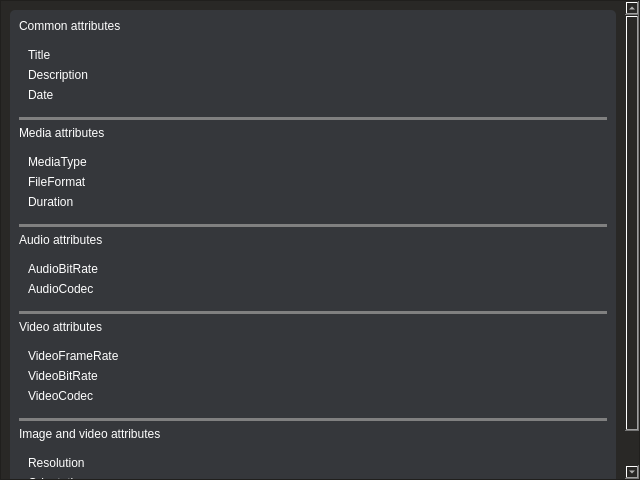
Before: the Qt Designer form infowindow.ui in KemerDev/QtSubMaker, drawn with Qt 5.
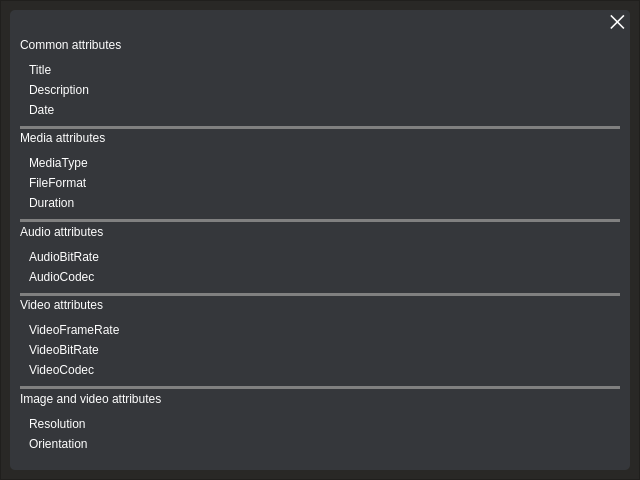
After: the same form once the commit is applied.

The edit to the form file:
```diff
--- a/infowindow.ui
+++ b/infowindow.ui
@@ -61,8 +61,8 @@
      <rect>
       <x>0</x>
       <y>0</y>
-      <width>638</width>
-      <height>478</height>
+      <width>621</width>
+      <height>509</height>
      </rect>
     </property>
     <property name="sizePolicy">
@@ -74,6 +74,12 @@
     <layout class="QVBoxLayout" name="verticalLayout_47">
      <item>
       <widget class="QWidget" name="LayoutContainer" native="true">
+       <property name="sizePolicy">
+        <sizepolicy hsizetype="Preferred" vsizetype="Preferred">
+         <horstretch>0</horstretch>
+         <verstretch>0</verstretch>
+        </sizepolicy>
+       </property>
        <property name="styleSheet">
         <string notr="true">QWidget
 {
@@ -84,10 +90,74 @@
 	border-bottom-right-radius: 5px;
 }</string>
        </property>
-       <layout class="QVBoxLayout" name="verticalLayout_32" stretch="0,0,0,0,0,0,0,0,0,0,0,0,0,0">
+       <layout class="QVBoxLayout" name="verticalLayout_32" stretch="0,0,0,0,0,0,0,0,0,0,0,0,0,0,0">
+        <property name="spacing">
+         <number>0</number>
+        </property>
         <property name="sizeConstraint">
          <enum>QLayout::SetMaximumSize</enum>
         </property>
+        <property name="leftMargin">
+         <number>10</number>
+        </property>
+        <property name="topMargin">
+         <number>0</number>
+        </property>
+        <property name="rightMargin">
+         <number>0</number>
+        </property>
+        <property name="bottomMargin">
+         <number>10</number>
+        </property>
+        <item alignment="Qt::AlignVCenter">
+         <widget class="QPushButton" name="closeInfoWindow">
+          <property name="enabled">
+           <bool>true</bool>
+          </property>
+          <property name="sizePolicy">
+           <sizepolicy hsizetype="Maximum" vsizetype="Fixed">
+            <horstretch>0</horstretch>
+            <verstretch>0</verstretch>
+           </sizepolicy>
+          </property>
+          <property name="maximumSize">
+           <size>
+            <width>16777215</width>
+            <height>16777215</height>
+           </size>
+          </property>
+          <property name="layoutDirection">
+           <enum>Qt::RightToLeft</enum>
+          </property>
+          <property name="styleSheet">
+           <string notr="true">QPushButton
+{
+	width: 25px;
+	height: 25px;
+	font-size: 19px;
+	border-bottom-right-radius: 0px;
+	border-bottom-left-radius: 0px;
+	border-top-left-radius: 0px;
+}
+
+QPushButton:hover
+ {
+	background-color: red;
+}
+
+</string>
+          </property>
+          <property name="text">
+           <string>⨉</string>
+          </property>
+          <property name="iconSize">
+           <size>
+            <width>23</width>
+            <height>23</height>
+           </size>
+          </property>
+         </widget>
+        </item>
         <item>
          <widget class="QLabel" name="CattributesLabel">
           <property name="text">
@@ -155,6 +225,11 @@
          </widget>
         </item>
         <item>
+         <layout class="QVBoxLayout" name="verticalLayout_2">
+          <property name="rightMargin">
+           <number>10</number>
+          </property>
+          <item>
          <widget class="Line" name="line">
           <property name="styleSheet">
            <string notr="true">QWidget
@@ -163,13 +238,12 @@
 	border-radius: 3px;
 }</string>
           </property>
-          <property name="lineWidth">
-           <number>1</number>
-          </property>
           <property name="orientation">
            <enum>Qt::Horizontal</enum>
           </property>
          </widget>
+          </item>
+         </layout>
         </item>
         <item>
          <widget class="QLabel" name="MattributesLabel">
@@ -235,20 +309,34 @@
          </widget>
         </item>
         <item>
+         <layout class="QVBoxLayout" name="verticalLayout">
+          <property name="leftMargin">
+           <number>0</number>
+          </property>
+          <property name="rightMargin">
+           <number>10</number>
+          </property>
+          <item>
          <widget class="Line" name="line_2">
+            <property name="sizePolicy">
+             <sizepolicy hsizetype="Minimum" vsizetype="Fixed">
+              <horstretch>0</horstretch>
+              <verstretch>0</verstretch>
+             </sizepolicy>
+            </property>
           <property name="styleSheet">
            <string notr="true">QWidget
 {
 	background-color: grey;
+	border-radius: 3px;
 }</string>
           </property>
-          <property name="lineWidth">
-           <number>1</number>
-          </property>
           <property name="orientation">
            <enum>Qt::Horizontal</enum>
           </property>
          </widget>
+          </item>
+         </layout>
         </item>
         <item>
          <widget class="QLabel" name="AattributesLabel">
@@ -300,20 +388,25 @@
          </widget>
         </item>
         <item>
-         <widget class="Line" name="line_3">
+         <layout class="QVBoxLayout" name="verticalLayout_3">
+          <property name="rightMargin">
+           <number>10</number>
+          </property>
+          <item>
+           <widget class="Line" name="line_4">
           <property name="styleSheet">
            <string notr="true">QWidget
 {
 	background-color: grey;
+	border-radius: 3px;
 }</string>
           </property>
-          <property name="lineWidth">
-           <number>1</number>
-          </property>
           <property name="orientation">
            <enum>Qt::Horizontal</enum>
           </property>
          </widget>
+          </item>
+         </layout>
         </item>
         <item>
          <widget class="QLabel" name="VattributesLabel">
@@ -379,20 +472,25 @@
          </widget>
         </item>
         <item>
-         <widget class="Line" name="line_4">
+         <layout class="QVBoxLayout" name="verticalLayout_4">
+          <property name="rightMargin">
+           <number>10</number>
+          </property>
+          <item>
+           <widget class="Line" name="line_3">
           <property name="styleSheet">
            <string notr="true">QWidget
 {
 	background-color: grey;
+	border-radius: 3px;
 }</string>
           </property>
-          <property name="lineWidth">
-           <number>1</number>
-          </property>
           <property name="orientation">
            <enum>Qt::Horizontal</enum>
           </property>
          </widget>
+          </item>
+         </layout>
         </item>
         <item>
          <widget class="QLabel" name="IattributesLabel">
```
Lines whose indentation alone changed are shown as unchanged.
